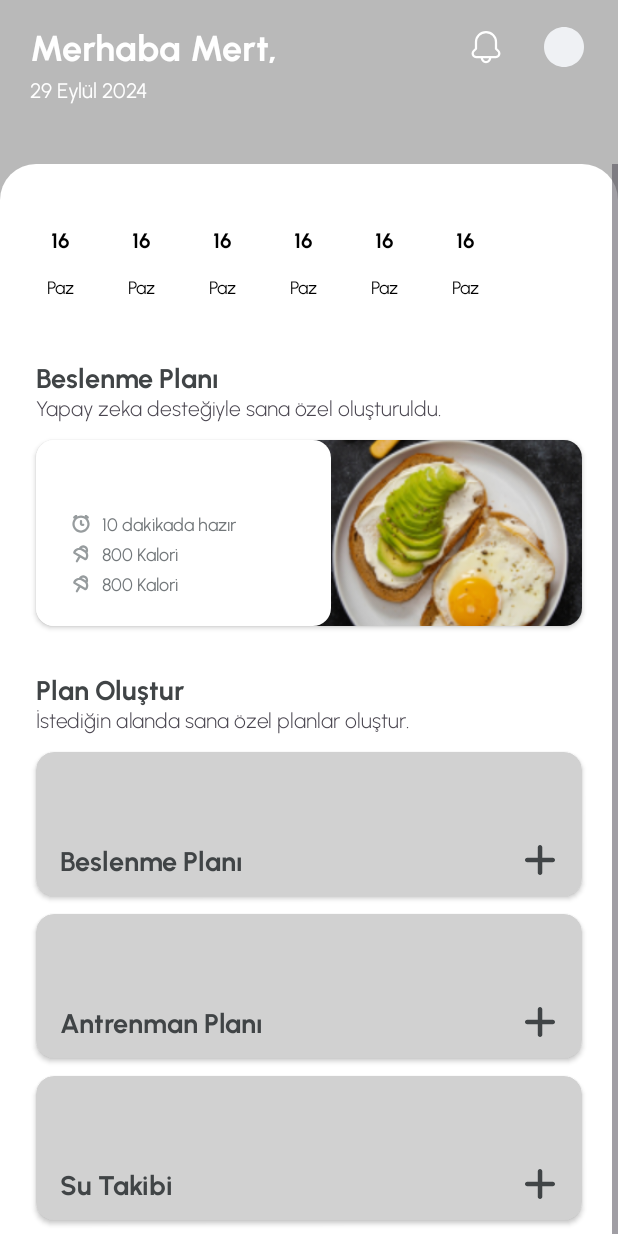
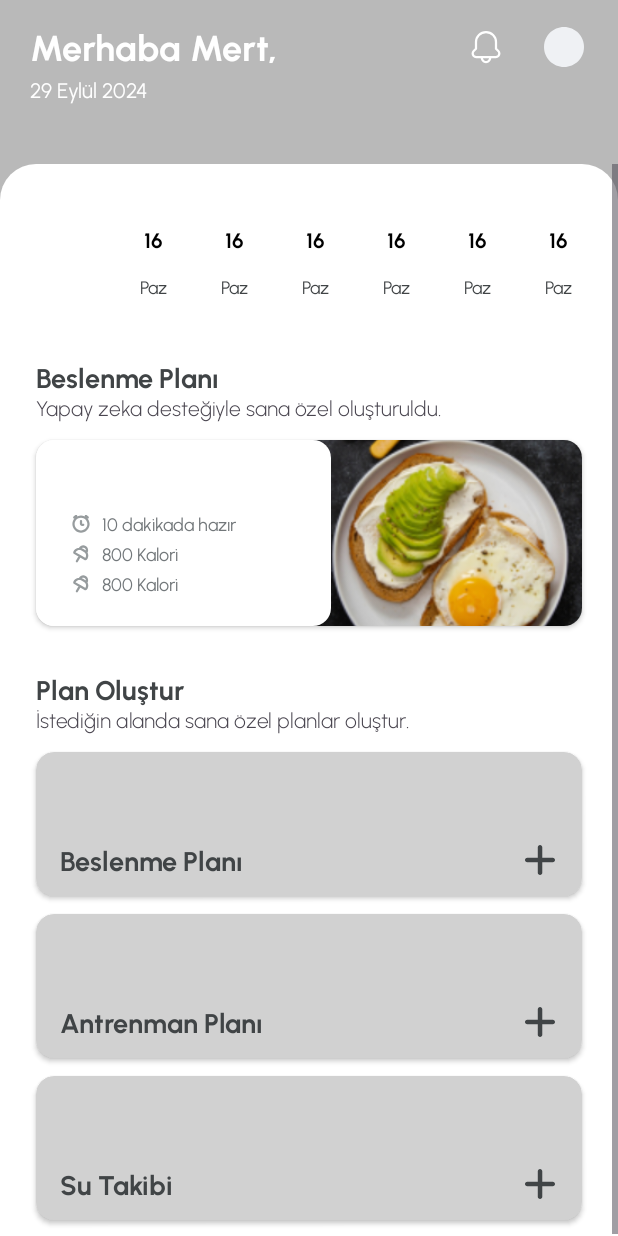
Before and after one commit to meetOzan/FitAI, an Android app: the layout fragment_home.xml on its own in the app's theme, with its tools: preview values and no code run, on a phone screen of 412 x 824 dp. Run offline under Robolectric (Android 15) with nearby library versions, the phone set to English and light mode, and no system bars.

Commit message:
Calendar Adapter added, initialized with rv

```diff
--- a/app/src/main/res/drawable/bg_calendar_item.xml
+++ b/app/src/main/res/drawable/bg_calendar_item_white.xml
@@ -4,6 +4,6 @@
 
     <corners android:radius="@dimen/_150dp" />
 
-    <solid android:color="@color/light_grey_4" />
+    <solid android:color="@color/white" />
 
 </shape>
--- a/app/src/main/res/layout/card_home_calendar_item.xml
+++ b/app/src/main/res/layout/card_home_calendar_item.xml
@@ -2,12 +2,11 @@
     xmlns:tools="http://schemas.android.com/tools"
     android:layout_width="wrap_content"
     android:layout_height="wrap_content"
-    xmlns:app="http://schemas.android.com/apk/res-auto"
-    android:background="@drawable/bg_calendar_item"
-    android:backgroundTint="@color/white"
+    android:background="@drawable/bg_calendar_item_white"
     android:orientation="vertical"
     android:layout_marginEnd="6dp"
     android:paddingHorizontal="6dp"
+    android:id="@+id/calendar_item"
     android:paddingVertical="8dp">
 
     <ImageView
@@ -15,8 +14,7 @@
         android:layout_width="@dimen/_36sp"
         android:layout_height="@dimen/_36sp"
         android:layout_centerHorizontal="true"
-        android:src="@drawable/ic_circle_selected"
-        app:tint="@color/white" />
+        android:src="@drawable/ic_circle_selected" />
 
     <TextView
         android:id="@+id/tv_item_calendar_day_number"
@@ -24,6 +22,8 @@
         android:layout_height="wrap_content"
         android:layout_alignStart="@id/ivCircle"
         android:layout_alignTop="@id/ivCircle"
+        android:background="@drawable/ic_circle_selected"
+        android:backgroundTint="@color/white"
         android:layout_alignEnd="@id/ivCircle"
         android:layout_alignBottom="@id/ivCircle"
         android:fontFamily="@font/urbanist_bold"
@@ -43,7 +43,7 @@
         android:layout_marginTop="@dimen/_6dp"
         android:fontFamily="@font/urbanist_regular"
         android:gravity="center"
-        android:textColor="@color/black"
+        android:textColor="@color/dark_grey_2"
         android:textSize="@dimen/_12sp"
         tools:text="Paz" />
 
--- a/app/src/main/res/layout/fragment_home.xml
+++ b/app/src/main/res/layout/fragment_home.xml
@@ -87,6 +87,7 @@
                 android:layout_marginTop="@dimen/_24dp"
                 android:orientation="horizontal"
                 tools:itemCount="7"
+                android:layoutDirection="rtl"
                 app:layoutManager="androidx.recyclerview.widget.LinearLayoutManager"
                 app:layout_constraintEnd_toEndOf="parent"
                 app:layout_constraintStart_toStartOf="parent"
--- a/app/src/main/res/values/strings.xml
+++ b/app/src/main/res/values/strings.xml
@@ -123,4 +123,6 @@
     <string name="water_tracking_add">Su Takibi</string>
     <string name="created_for_you_powered_ai">Yapay zeka desteğiyle sana özel oluşturuldu.</string>
     <string name="indicator">indicator</string>
+    <string name="eeee">EEEE</string>
+    <string name="dd">dd</string>
 </resources>
```
Also changed, not shown: app/src/main/java/com/mobven/fitai/home/HomeFragment.kt (+30 -0 lines), app/src/main/java/com/mobven/fitai/home/calendar/CalendarItem.kt (added, +7 -0 lines), app/src/main/java/com/mobven/fitai/home/calendar/CalendarItemDiffUtil.kt (added, +14 -0 lines), app/src/main/java/com/mobven/fitai/home/calendar/HomeCalendarAdapter.kt (added, +88 -0 lines), app/src/main/res/drawable/bg_calendar_item_grey.xml (added, +9 -0 lines).
